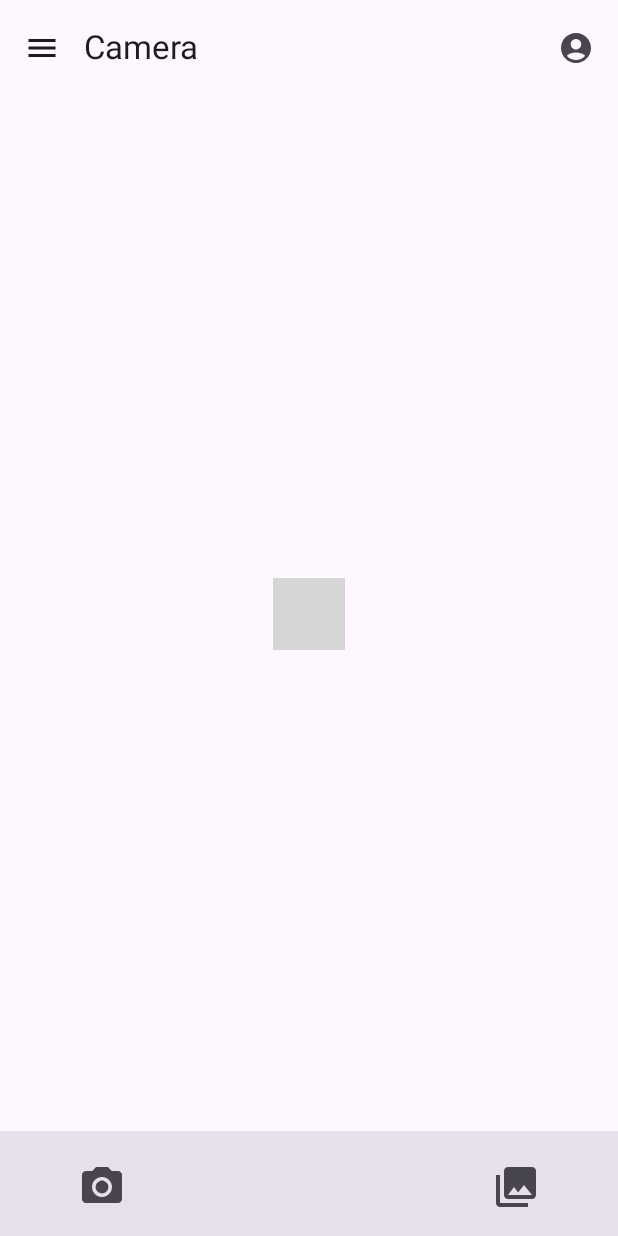
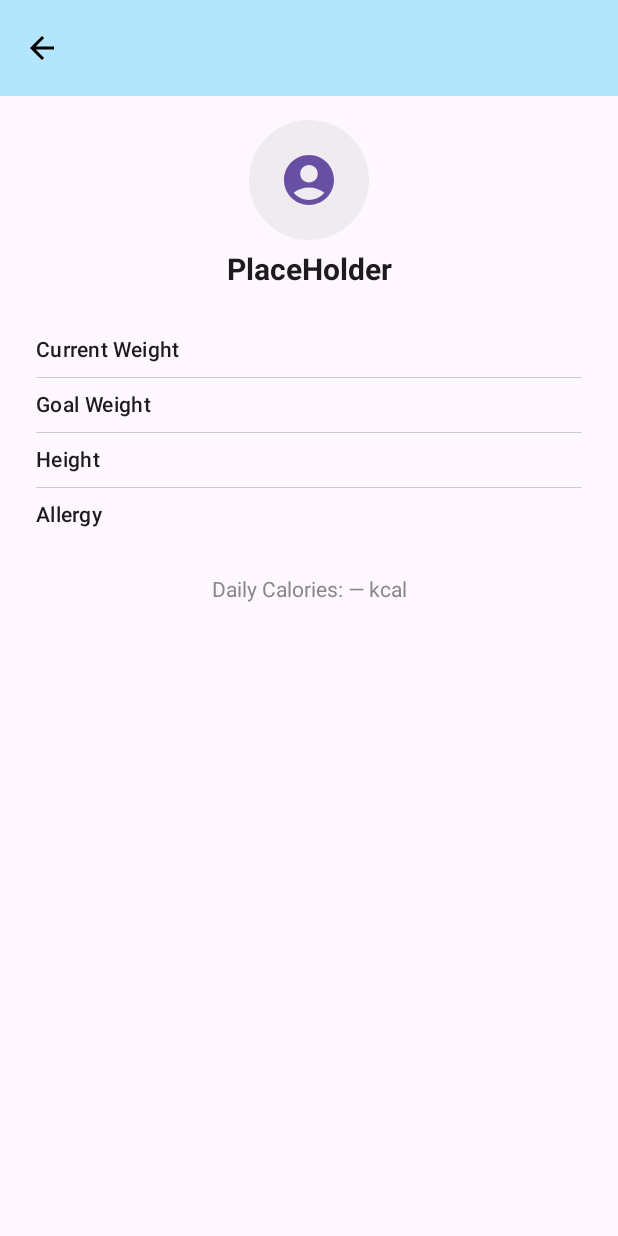
Before and after one commit to MileHuang/CS407GroupProject, an Android app built with Jetpack Compose: the screen it shows after launch (MainActivity), after a tap on "Profile", on a phone screen of 412 x 824 dp. Run offline under Robolectric (Android 15) with nearby library versions, the phone set to English and light mode, and no system bars; libraries missing offline, so code that uses them is left out: androidx.camera.core, androidx.camera.lifecycle, androidx.camera.view; 4 statements that could not run were skipped; grey boxes are pictures that could not be loaded.

Commit message:
- Added ResultScreen to display captured or selected image - Built CalendarScreen with date selection and top app bar navigation - Created ProfileScreen with placeholder user info

```diff
--- a/app/build.gradle.kts
+++ b/app/build.gradle.kts
@@ -49,6 +49,7 @@ dependencies {
     implementation(libs.androidx.compose.ui.graphics)
     implementation(libs.androidx.compose.ui.tooling.preview)
     implementation(libs.androidx.compose.material3)
+    implementation(libs.androidx.navigation.compose)
     testImplementation(libs.junit)
     androidTestImplementation(libs.androidx.junit)
     androidTestImplementation(libs.androidx.espresso.core)
@@ -65,4 +66,6 @@ dependencies {
     implementation("androidx.compose.material3:material3:1.2.1")
     implementation("androidx.activity:activity-compose:1.9.2")
     implementation("androidx.compose.material:material-icons-extended:<version>")
+
+    implementation("io.coil-kt:coil-compose:2.6.0")
 }
--- a/app/src/main/java/com/cs407/myapplication/MainActivity.kt
+++ b/app/src/main/java/com/cs407/myapplication/MainActivity.kt
@@ -12,14 +12,14 @@ import androidx.compose.runtime.Composable
 import androidx.compose.ui.Modifier
 import androidx.compose.ui.tooling.preview.Preview
 import com.cs407.myapplication.ui.CameraScreen
+import com.cs407.myapplication.ui.NavPage
 import com.cs407.myapplication.ui.theme.MyApplicationTheme
 
 class MainActivity : ComponentActivity() {
     override fun onCreate(savedInstanceState: Bundle?) {
         super.onCreate(savedInstanceState)
-        enableEdgeToEdge()
         setContent {
-            CameraScreen()
+            NavPage()
         }
     }
 }
--- a/app/src/main/java/com/cs407/myapplication/ui/Camera.kt
+++ b/app/src/main/java/com/cs407/myapplication/ui/Camera.kt
@@ -1,9 +1,17 @@
 package com.cs407.myapplication.ui
 
 import android.Manifest
+import android.content.ContentValues
 import android.content.pm.PackageManager
+import android.os.Build
+import android.provider.MediaStore
 import androidx.activity.ComponentActivity
+import androidx.activity.compose.rememberLauncherForActivityResult
+import androidx.activity.result.PickVisualMediaRequest
+import androidx.activity.result.contract.ActivityResultContracts
 import androidx.camera.core.CameraSelector
+import androidx.camera.core.ImageCapture
+import androidx.camera.core.ImageCaptureException
 import androidx.camera.core.Preview
 import androidx.camera.lifecycle.ProcessCameraProvider
 import androidx.camera.view.PreviewView
@@ -20,18 +28,21 @@ import androidx.compose.material3.*
 import androidx.compose.runtime.*
 import androidx.compose.ui.Alignment
 import androidx.compose.ui.Modifier
+import androidx.compose.ui.graphics.Color
 import androidx.compose.ui.platform.LocalContext
 import androidx.compose.ui.unit.dp
 import androidx.compose.ui.viewinterop.AndroidView
 import androidx.core.app.ActivityCompat
 import androidx.core.content.ContextCompat
 import androidx.lifecycle.LifecycleOwner
+import java.text.SimpleDateFormat
+import java.util.Locale
 
 @OptIn(ExperimentalMaterial3Api::class)
 @Composable
 fun CameraScreen(
-    onTakePhoto: () -> Unit = {},
-    onOpenGallery: () -> Unit = {},
+    onTakePhoto: (String) -> Unit = {},
+    onOpenGallery: (String) -> Unit = {},
     onCalendarClick: () -> Unit = {},
     onProfileClick: () -> Unit = {}
 ) {
@@ -41,6 +52,16 @@ fun CameraScreen(
     val context = LocalContext.current
     val lifecycleOwner = context as LifecycleOwner
     var dropdownExpanded by remember { mutableStateOf(false) }
+    val imageCapture = remember { ImageCapture.Builder().build() }
+    val photoPickerLauncher =
+        rememberLauncherForActivityResult(
+            contract = ActivityResultContracts.PickVisualMedia()
+        ) { uri ->
+            uri?.let {
+                onOpenGallery(it.toString())  //  Pass URI to navigation
+            }
+        }
+
     Scaffold(
         topBar = {
             TopAppBar(
@@ -81,15 +102,22 @@ fun CameraScreen(
                     IconButton(onClick = { onProfileClick() }) {
                         Icon(Icons.Default.AccountCircle, contentDescription = "Profile")
                     }
-                }
+                },
+                colors = TopAppBarDefaults.topAppBarColors(
+                    containerColor = Color(0xFFB3E5FC),
+                    titleContentColor = Color.Black,
+                    navigationIconContentColor = Color.Black
+                )
             )
         },
 
         bottomBar = {
             BottomAppBar(
                 modifier = Modifier.height(70.dp),
-                containerColor = MaterialTheme.colorScheme.surfaceVariant,
+                containerColor = Color(0xFFB3E5FC),
                 tonalElevation = 8.dp,
+
+
             ) {
                 Row(
                     Modifier
@@ -98,7 +126,10 @@ fun CameraScreen(
                     horizontalArrangement = Arrangement.SpaceBetween,
                     verticalAlignment = Alignment.CenterVertically
                 ) {
-                    IconButton(onClick = onTakePhoto) {
+                    IconButton(
+                        onClick = {
+                        takePhoto(context, imageCapture, onTakePhoto)
+                        }) {
                         Icon(
                             Icons.Default.PhotoCamera,
                             contentDescription = "Take Picture",
@@ -107,7 +138,13 @@ fun CameraScreen(
                     }
 
                     // Open Gallery button
-                    IconButton(onClick = onOpenGallery) {
+                    IconButton(
+                        onClick = {
+                            photoPickerLauncher.launch(
+                                PickVisualMediaRequest(ActivityResultContracts.PickVisualMedia.ImageOnly)
+                            )
+                        }
+                    ) {
                         Icon(
                             Icons.Default.PhotoLibrary,
                             contentDescription = "Open Gallery",
@@ -133,7 +170,7 @@ fun CameraScreen(
                                 Manifest.permission.CAMERA
                             ) == PackageManager.PERMISSION_GRANTED
                         ) {
-                            startCamera(ctx, lifecycleOwner, previewView)
+                            startCamera(ctx, lifecycleOwner, previewView, imageCapture)
                         } else {
                             ActivityCompat.requestPermissions(
                                 ctx as ComponentActivity,
@@ -153,7 +190,8 @@ fun CameraScreen(
 private fun startCamera(
     context: android.content.Context,
     lifecycleOwner: LifecycleOwner,
-    previewView: PreviewView
+    previewView: PreviewView,
+    imageCapture: ImageCapture
 ) {
     val cameraProviderFuture = ProcessCameraProvider.getInstance(context)
     cameraProviderFuture.addListener({
@@ -161,8 +199,57 @@ private fun startCamera(
         val preview = Preview.Builder().build().apply {
             setSurfaceProvider(previewView.surfaceProvider)
         }
+
         val cameraSelector = CameraSelector.DEFAULT_BACK_CAMERA
-        cameraProvider.unbindAll()
-        cameraProvider.bindToLifecycle(lifecycleOwner, cameraSelector, preview)
+
+        try {
+            cameraProvider.unbindAll()
+            cameraProvider.bindToLifecycle(
+                lifecycleOwner,
+                cameraSelector,
+                preview,
+                imageCapture
+            )
+        } catch (e: Exception) {
+            e.printStackTrace()
+        }
     }, ContextCompat.getMainExecutor(context))
 }
+
+
+private fun takePhoto(
+    context: android.content.Context,
+    imageCapture: ImageCapture,
+    onImageSaved: (String) -> Unit
+) {
+    val name = SimpleDateFormat("yyyyMMdd_HHmmss", Locale.US)
+        .format(System.currentTimeMillis())
+    val contentValues = ContentValues().apply {
+        put(MediaStore.MediaColumns.DISPLAY_NAME, name)
+        put(MediaStore.MediaColumns.MIME_TYPE, "image/jpeg")
+        if (Build.VERSION.SDK_INT >= Build.VERSION_CODES.Q) {
+            put(MediaStore.Images.Media.RELATIVE_PATH, "Pictures/CameraX-Compose")
+        }
+    }
+
+    val outputOptions = ImageCapture.OutputFileOptions.Builder(
+        context.contentResolver,
+        MediaStore.Images.Media.EXTERNAL_CONTENT_URI,
+        contentValues
+    ).build()
+
+    imageCapture.takePicture(
+        outputOptions,
+        ContextCompat.getMainExecutor(context),
+        object : ImageCapture.OnImageSavedCallback {
+            override fun onImageSaved(output: ImageCapture.OutputFileResults) {
+                val savedUri = output.savedUri?.toString() ?: ""
+                onImageSaved(savedUri)
+            }
+
+            override fun onError(exception: ImageCaptureException) {
+                exception.printStackTrace()
+            }
+        }
+    )
+}
--- /dev/null
+++ b/app/src/main/java/com/cs407/myapplication/ui/NavPage.kt
@@ -0,0 +1,58 @@
+package com.cs407.myapplication.ui
+
+import androidx.compose.runtime.Composable
+import androidx.navigation.NavType
+import androidx.navigation.compose.NavHost
+import androidx.navigation.compose.composable
+import androidx.navigation.compose.rememberNavController
+import androidx.navigation.navArgument
+
+@Composable
+fun NavPage() {
+    val navController = rememberNavController()
+
+    NavHost(
+        navController = navController,
+        startDestination = "camera"
+    ) {
+        // Camera page
+        composable("camera") {
+            CameraScreen(
+                onTakePhoto = { imageUri ->
+                    navController.navigate("result?imageUri=$imageUri")
+                },
+                onOpenGallery = { imageUri ->
+                    navController.navigate("result?imageUri=$imageUri")
+                },
+                onCalendarClick = {
+                    navController.navigate("calendar")
+                },
+                onProfileClick = {
+                    navController.navigate("profile")
+                }
+            )
+        }
+        composable("calendar") {
+            CalendarScreen(onBack = { navController.popBackStack() })
+        }
+        composable("profile") {
+            ProfileScreen(onBack = { navController.popBackStack() })
+        }
+
+        composable(
+            route = "result?imageUri={imageUri}",
+            arguments = listOf(
+                navArgument("imageUri") {
+                    type = NavType.StringType
+                    nullable = true
+                }
+            )
+        ) { backStackEntry ->
+            val uri = backStackEntry.arguments?.getString("imageUri")
+            ResultScreen(
+                imageUri = uri,
+                onBack = { navController.popBackStack() }
+            )
+        }
+    }
+}
--- /dev/null
+++ b/app/src/main/java/com/cs407/myapplication/ui/Profile.kt
@@ -0,0 +1,109 @@
+package com.cs407.myapplication.ui
+
+import androidx.compose.foundation.background
+import androidx.compose.foundation.layout.*
+import androidx.compose.foundation.shape.CircleShape
+import androidx.compose.material.icons.Icons
+import androidx.compose.material.icons.filled.AccountCircle
+import androidx.compose.material.icons.filled.ArrowBack
+import androidx.compose.material.icons.filled.Menu
+import androidx.compose.material3.*
+import androidx.compose.runtime.Composable
+import androidx.compose.ui.Alignment
+import androidx.compose.ui.Modifier
+import androidx.compose.ui.draw.clip
+import androidx.compose.ui.graphics.Color
+import androidx.compose.ui.text.font.FontWeight
+import androidx.compose.ui.text.style.TextAlign
+import androidx.compose.ui.unit.dp
+import androidx.compose.ui.unit.sp
+
+@OptIn(ExperimentalMaterial3Api::class)
+@Composable
+fun ProfileScreen(onBack: () -> Unit) {
+    Scaffold(
+        topBar = {
+            TopAppBar(
+                title = { Text("") },
+                navigationIcon = {
+                    IconButton(onClick = onBack) {
+                        Icon(Icons.Default.ArrowBack, contentDescription = "Back")
+                    }
+                },
+                colors = TopAppBarDefaults.topAppBarColors(
+                    containerColor = Color(0xFFB3E5FC),
+                    titleContentColor = Color.Black,
+                    navigationIconContentColor = Color.Black
+                )
+            )
+        }
+    ) { padding ->
+        Column(
+            modifier = Modifier
+                .fillMaxSize()
+                .padding(padding)
+                .padding(horizontal = 24.dp, vertical = 16.dp),
+            horizontalAlignment = Alignment.CenterHorizontally
+        ) {
+            Box(
+                modifier = Modifier
+                    .size(80.dp)
+                    .clip(CircleShape)
+                    .background(Color.LightGray.copy(alpha = 0.3f)),
+                contentAlignment = Alignment.Center
+            ) {
+                Icon(
+                    imageVector = Icons.Default.AccountCircle,
+                    contentDescription = "User Avatar",
+                    modifier = Modifier.size(40.dp),
+                    tint = MaterialTheme.colorScheme.primary
+                )
+            }
+
+            Spacer(modifier = Modifier.height(8.dp))
+            Text(
+                text = "PlaceHolder",
+                fontSize = 20.sp,
+                fontWeight = FontWeight.Bold
+            )
+
+            Spacer(modifier = Modifier.height(24.dp))
+
+            ProfileRow(label = "Current Weight", value = "")
+            Divider(thickness = 0.5.dp, color = Color.LightGray)
+            ProfileRow(label = "Goal Weight", value = "")
+            Divider(thickness = 0.5.dp, color = Color.LightGray)
+            ProfileRow(label = "Height", value = "")
+            Divider(thickness = 0.5.dp, color = Color.LightGray)
+            ProfileRow(label = "Allergy", value = "")
+
+            Spacer(modifier = Modifier.height(24.dp))
+
+            Text(
+                text = "Daily Calories: — kcal",
+                color = Color.Gray,
+                textAlign = TextAlign.Center,
+                modifier = Modifier.fillMaxWidth()
+            )
+        }
+    }
+}
+
+@Composable
+fun ProfileRow(label: String, value: String) {
+    Row(
+        modifier = Modifier
+            .fillMaxWidth()
+            .padding(vertical = 8.dp),
+        horizontalArrangement = Arrangement.SpaceBetween
+    ) {
+        Text(
+            text = label,
+            style = MaterialTheme.typography.bodyMedium.copy(fontWeight = FontWeight.Medium)
+        )
+        Text(
+            text = value,
+            style = MaterialTheme.typography.bodyMedium.copy(fontWeight = FontWeight.SemiBold)
+        )
+    }
+}
--- a/gradle/libs.versions.toml
+++ b/gradle/libs.versions.toml
@@ -8,6 +8,7 @@ espressoCore = "3.7.0"
 lifecycleRuntimeKtx = "2.9.4"
 activityCompose = "1.11.0"
 composeBom = "2024.09.00"
+navigationCompose = "2.9.5"
 
 [libraries]
 androidx-core-ktx = { group = "androidx.core", name = "core-ktx", version.ref = "coreKtx" }
@@ -24,6 +25,7 @@ androidx-compose-ui-tooling-preview = { group = "androidx.compose.ui", name = "u
 androidx-compose-ui-test-manifest = { group = "androidx.compose.ui", name = "ui-test-manifest" }
 androidx-compose-ui-test-junit4 = { group = "androidx.compose.ui", name = "ui-test-junit4" }
 androidx-compose-material3 = { group = "androidx.compose.material3", name = "material3" }
+androidx-navigation-compose = { group = "androidx.navigation", name = "navigation-compose", version.ref = "navigationCompose" }
 
 [plugins]
 android-application = { id = "com.android.application", version.ref = "agp" }
```
Also changed, not shown: app/src/main/java/com/cs407/myapplication/ui/Calendar.kt (added, +72 -0 lines), app/src/main/java/com/cs407/myapplication/ui/Result.kt (added, +57 -0 lines).
